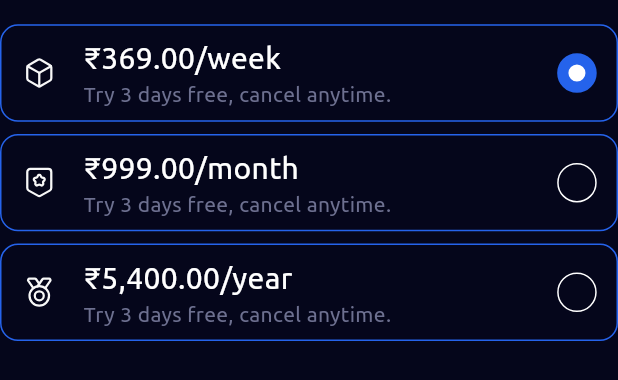
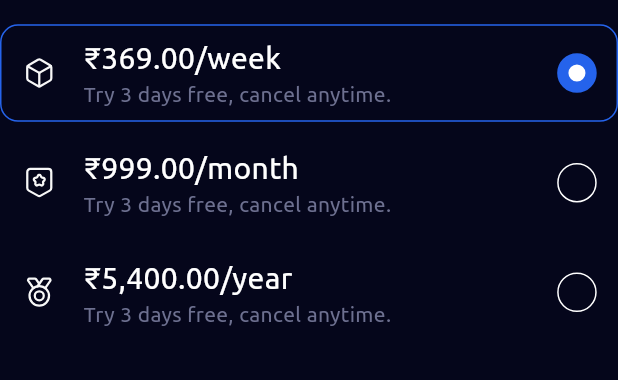
Before and after one commit to s0urav-hald3r/live_flight_tracker, a Flutter app: the PlanContainer widget shown alone on an empty page, opened directly, on a phone screen of 412 x 824 dp. Shown: the top 380 px of the screen. Run offline on Flutter 3.47's test engine with Material 3 defaults, Android fonts, the phone set to English and light mode, and no system bars; our stand-ins replace dio, flutter_native_splash, flutter_svg, get, get_storage, page_transition; missing offline and left inert: fadingpageview, purchases_flutter; accounts and stored records are empty.

Commit message:
UI bug fixed

```diff
--- a/lib/components/plan_container.dart
+++ b/lib/components/plan_container.dart
@@ -49,7 +49,9 @@ class PlanContainer extends StatelessWidget {
       padding: EdgeInsets.symmetric(horizontal: 12.w),
       decoration: BoxDecoration(
         borderRadius: BorderRadius.circular(12),
-        border: Border.all(color: primaryColor),
+        border: Border.all(
+          color: cValue == gValue ? primaryColor : Colors.transparent,
+        ),
       ),
       child: Row(children: [
         SvgPicture.asset(icon),
```
